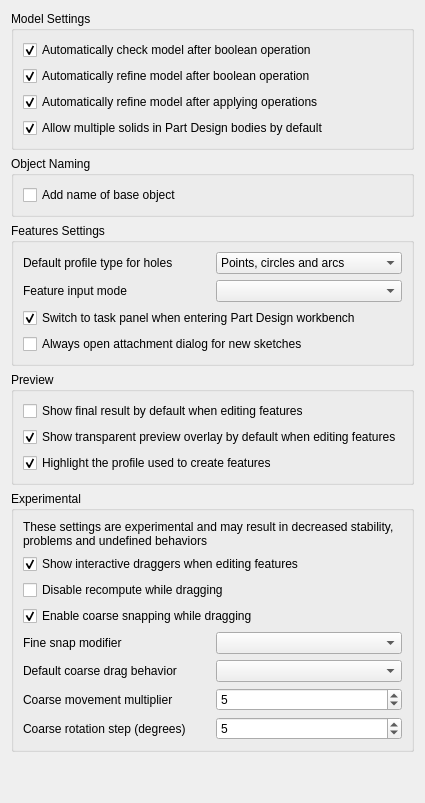
First picture: the form in src/Mod/Part/Gui/DlgSettingsGeneral.ui, repository Reqrefusion/FreeCAD, before the edit.
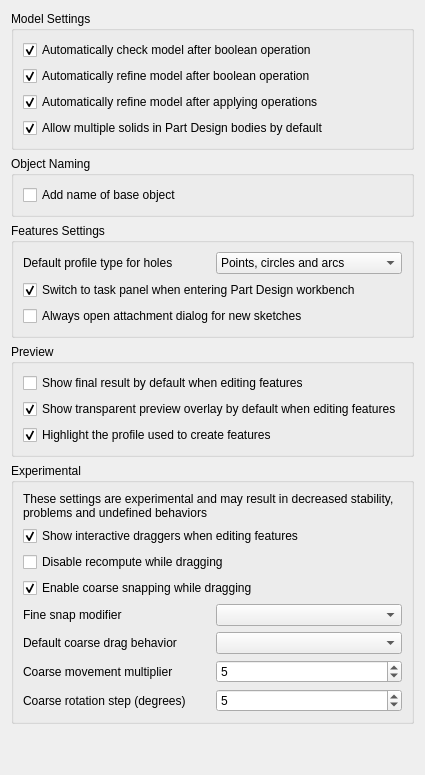
Second picture: the form after the edit. Custom widgets are drawn as their Qt base class.

```diff
--- a/src/Mod/Part/Gui/DlgSettingsGeneral.ui
+++ b/src/Mod/Part/Gui/DlgSettingsGeneral.ui
@@ -221,36 +221,6 @@
         </item>
        </layout>
       </item>
-      <item>
-       <layout class="QHBoxLayout" name="horizontalLayoutStartEndInputMode">
-        <item>
-         <widget class="QLabel" name="labelStartEndInputMode">
-          <property name="toolTip">
-           <string>Controls whether pad, pocket, revolution and groove task panels use start/end values or offset/length values</string>
-          </property>
-          <property name="text">
-           <string>Feature input mode</string>
-          </property>
-         </widget>
-        </item>
-        <item>
-         <widget class="Gui::PrefComboBox" name="startEndInputMode">
-          <property name="toolTip">
-           <string>Controls whether pad, pocket, revolution and groove task panels use start/end values or offset/length values</string>
-          </property>
-          <property name="prefEntry" stdset="0">
-           <cstring>StartEndInputMode</cstring>
-          </property>
-          <property name="prefPath" stdset="0">
-           <cstring>Mod/PartDesign</cstring>
-          </property>
-          <property name="prefType" stdset="0">
-           <number>0</number>
-          </property>
-         </widget>
-        </item>
-       </layout>
-      </item>
       <item>
        <widget class="Gui::PrefCheckBox" name="checkSwitchToTask">
         <property name="sizePolicy">
```
